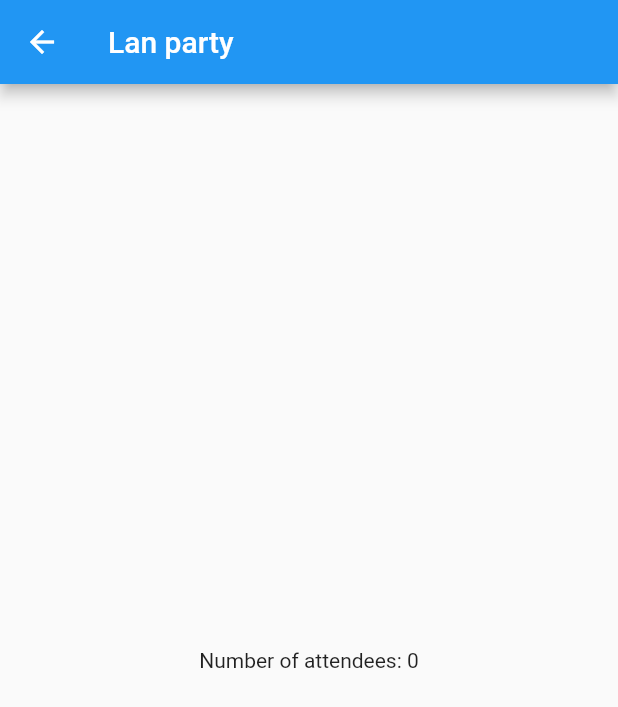
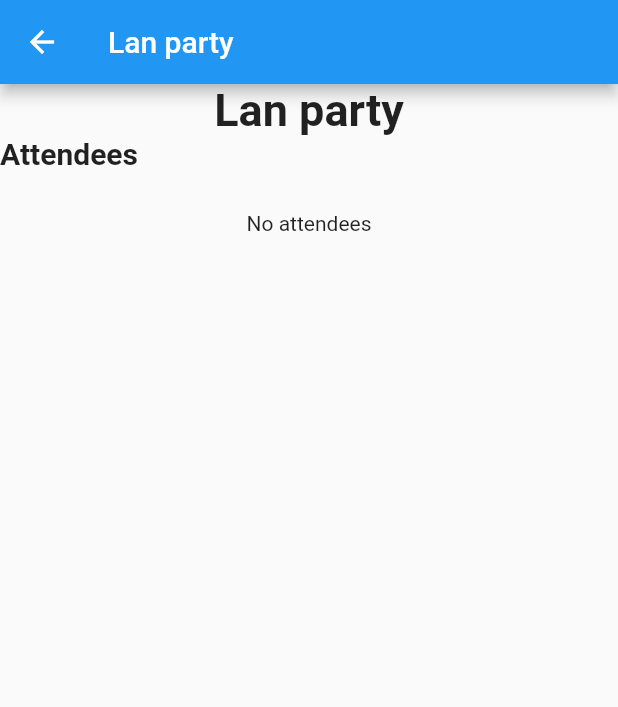
Before and after one commit to FrankNijhof/party_planner, a Flutter app: the screen it shows after launch, after a tap on "Lan party", on a phone screen of 412 x 824 dp. Shown: the top 707 px of the screen. Run offline on Flutter 3.47's test engine with Material 2 defaults, Android fonts, the phone set to English and light mode, and no system bars.

Commit message:
added header in party details page

```diff
--- a/lib/main.dart
+++ b/lib/main.dart
@@ -2,7 +2,13 @@ import 'package:flutter/material.dart';
 import 'package:party_planner/person.dart';
 import 'package:party_planner/party.dart';
 
-//TODO: volg tutorial voor navigator/routing: https://medium.com/flutter/learning-flutters-new-navigation-and-routing-system-7c9068155ade
+//TODO: The app has some sort of professional styling
+//TODO: The app shows a list of upcoming parties and gives the user the ability to add one
+//TODO: When the user clicks adds a party he/she can put then name, the description and the date of the party. Add the party to the phone agenda immediately after creating the party.
+//TODO: Allow the user to add persons to the party. When the user presses the button the phones contact list should appear and the user can select a contact.
+//TODO: Allow the user to send an invitation to the party people. You can do this with the cordova-email-plugin
+// or an ionic / framework7 plugin that’s based on that one. Otherwise an enhanced mailto:// URL should
+// work. You also can use some sort of iCal invitation, but’s that’s not necessary.
 
 void main() {
   runApp(PartyApp());
@@ -11,9 +17,8 @@ void main() {
 class PartyApp extends StatelessWidget {
   @override
   Widget build(BuildContext context) {
-    final ButtonStyle style = TextButton.styleFrom(
-      primary: Theme.of(context).colorScheme.onPrimary
-    );
+    final ButtonStyle style =
+        TextButton.styleFrom(primary: Theme.of(context).colorScheme.onPrimary);
     return MaterialApp(
       title: "Party app",
       home: Scaffold(
@@ -21,15 +26,11 @@ class PartyApp extends StatelessWidget {
           title: const Text("Party app"),
           actions: <Widget>[
             TextButton(
-                style: style
-                ,onPressed: (){},
-                child: const Text('Add party')),
+                style: style, onPressed: () {}, child: const Text('Add party')),
             TextButton(
-                style: style
-                ,onPressed: (){},
-                child: const Text('Contacts'))
-
-          ],),
+                style: style, onPressed: () {}, child: const Text('Contacts'))
+          ],
+        ),
         body: const Center(
           child: PartyList(),
         ),
@@ -44,7 +45,6 @@ class PartyApp extends StatelessWidget {
     });
   }*/
 
-
 }
 
 class PartyList extends StatefulWidget {
@@ -52,14 +52,12 @@ class PartyList extends StatefulWidget {
 
   @override
   _PartyListState createState() => _PartyListState();
-
 }
 
 class _PartyListState extends State<PartyList> {
   final List<Party> _partyList = Party.createDummyList();
 
   Widget _buildPartyList() {
-
     return ListView.builder(
         itemCount: _partyList.length,
         padding: const EdgeInsets.all(16.0),
@@ -69,9 +67,11 @@ class _PartyListState extends State<PartyList> {
           return ListTile(
             title: Text(party.getName()),
             subtitle: Text("Attendees:" + party.getPersons().length.toString()),
-            onTap: (){
-              Navigator.push(context,
-                  MaterialPageRoute(builder: (context) => PartyDetailsScreen(party)));
+            onTap: () {
+              Navigator.push(
+                  context,
+                  MaterialPageRoute(
+                      builder: (context) => PartyDetailsScreen(party)));
             },
           );
           //return _buildRow(_partyList[i].getName());
@@ -89,22 +89,51 @@ class PartyDetailsScreen extends StatelessWidget {
 
   PartyDetailsScreen(this.party);
 
+  Widget _buildPersonsList() {
+    if (party.getPersons().isEmpty) {
+      return Text("No attendees");
+    }
+
+    return ListView.builder(
+        itemCount: party.getPersons().length,
+        itemBuilder: (context, i) {
+          final Person person = party.getPersons()[i];
+          return ListTile(
+            title: Text(person.getName()),
+          );
+        });
+  }
+
   @override
   Widget build(BuildContext context) {
     return Scaffold(
       appBar: AppBar(
         title: Text(party.getName()),
       ),
-      body: Center(
-        child: Text("Number of attendees: " + party.getPersons().length.toString()),
-      ) ,
+      body: Column(
+        children: [
+          Text(party.getName() ,
+          style: TextStyle(fontSize: 30 , fontWeight: FontWeight.bold),),
+          Container(
+            height: 50.0,
+            child: const Align(
+                alignment: Alignment.topLeft,
+                child: Text(
+                  "Attendees",
+                  style: TextStyle(fontWeight: FontWeight.bold, fontSize: 20),
+                )),
+          ),
+          Expanded(child: _buildPersonsList())
+        ],
+      ) /*Center(
+        child:
+            _buildPersonsList() */ /*Text("Number of attendees: " + party.getPersons().length.toString())*/ /*,
+      )*/
+      ,
     );
   }
-
-}
-class CreatePartyPage {
 }
 
-class ContactsPage {
+class CreatePartyPage {}
 
-}
+class ContactsPage {}
```
